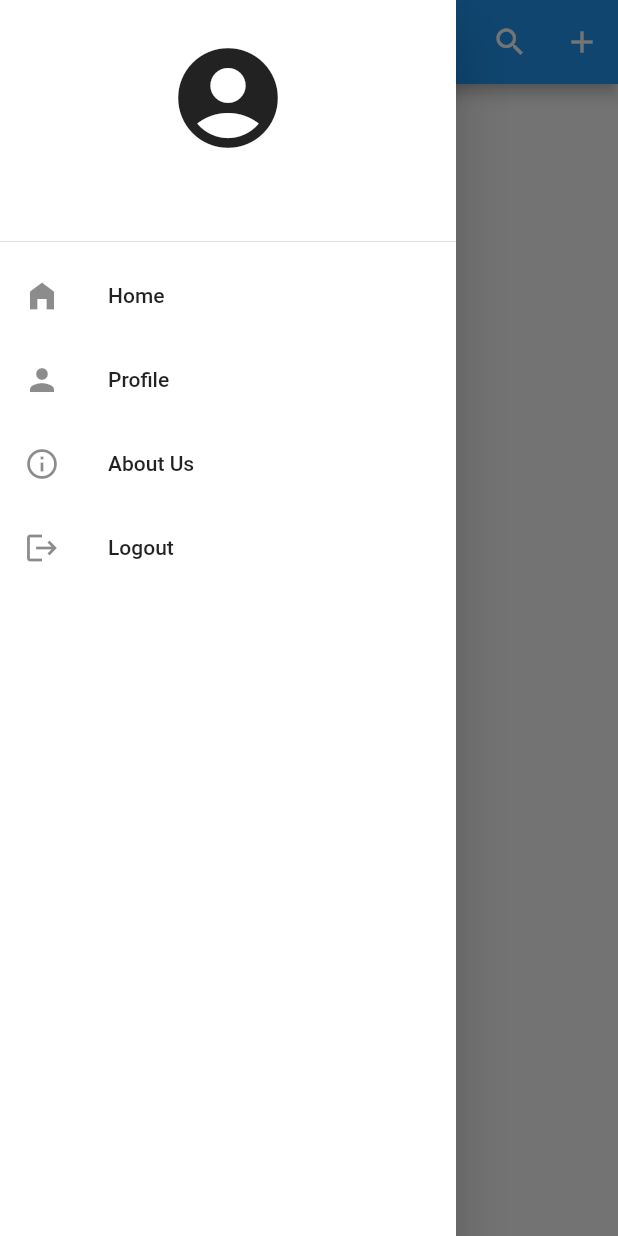
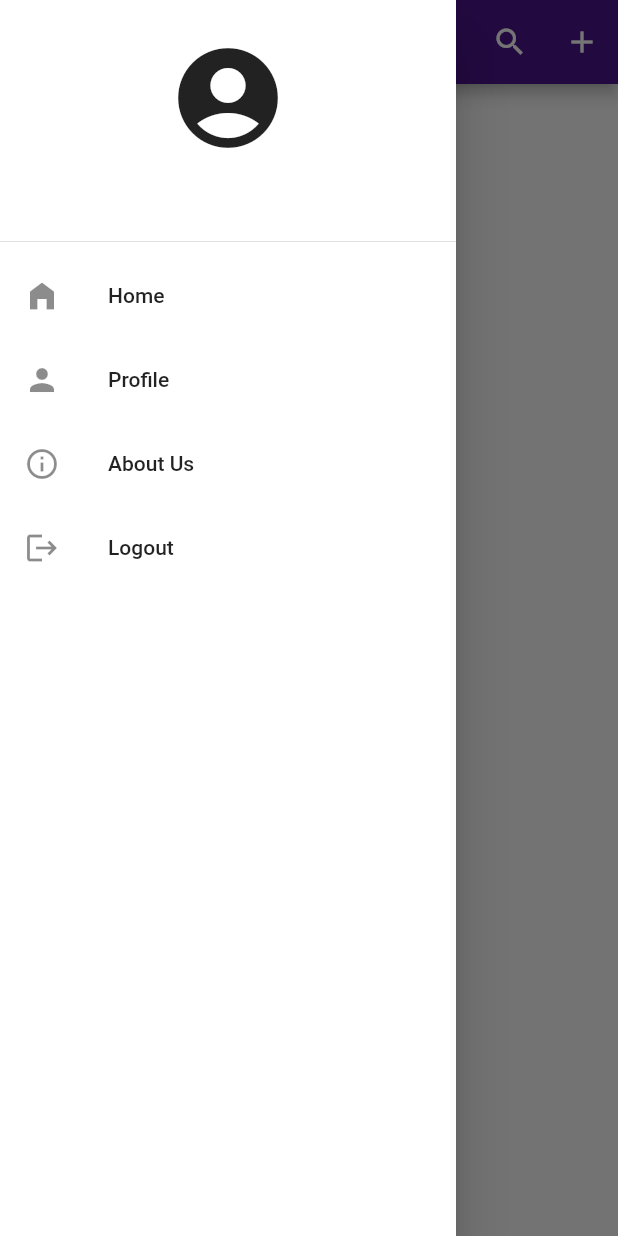
Before and after one commit to kavindushehan/CTSE, a Flutter app: the NoteScreen screen opened directly, with the side drawer open, on a phone screen of 412 x 824 dp. Run offline on Flutter 3.47's test engine with Material 2 defaults, Android fonts, the light colour scheme and no system bars; our stand-ins replace cloud_firestore, firebase_auth, firebase_core, firebase_storage, flutter_slidable, fluttertoast and 1 more; accounts and stored records are empty.

Commit message:
Change App Bar Color

```diff
--- a/lib/screens/note/note_screen.dart
+++ b/lib/screens/note/note_screen.dart
@@ -23,7 +23,7 @@ class _HomeState extends State<NoteScreen> {
       drawer: SideMenu(),
       appBar: AppBar(
         title: Text('Notes'),
-        backgroundColor: Colors.blue,
+        backgroundColor: Colors.purple.shade900,
         actions: [
           IconButton(
             icon: Icon(Icons.search),
@@ -149,8 +149,8 @@ class _HomeState extends State<NoteScreen> {
   void _showEditNoteDialog(BuildContext context, Notes note) {
     final TextEditingController noteDescriptionController =
         TextEditingController(text: note.noteDescription);
-   // final TextEditingController amountController =
-        //TextEditingController(text: budget.amount);
+    // final TextEditingController amountController =
+    //TextEditingController(text: budget.amount);
 
     showDialog(
       context: context,
```
